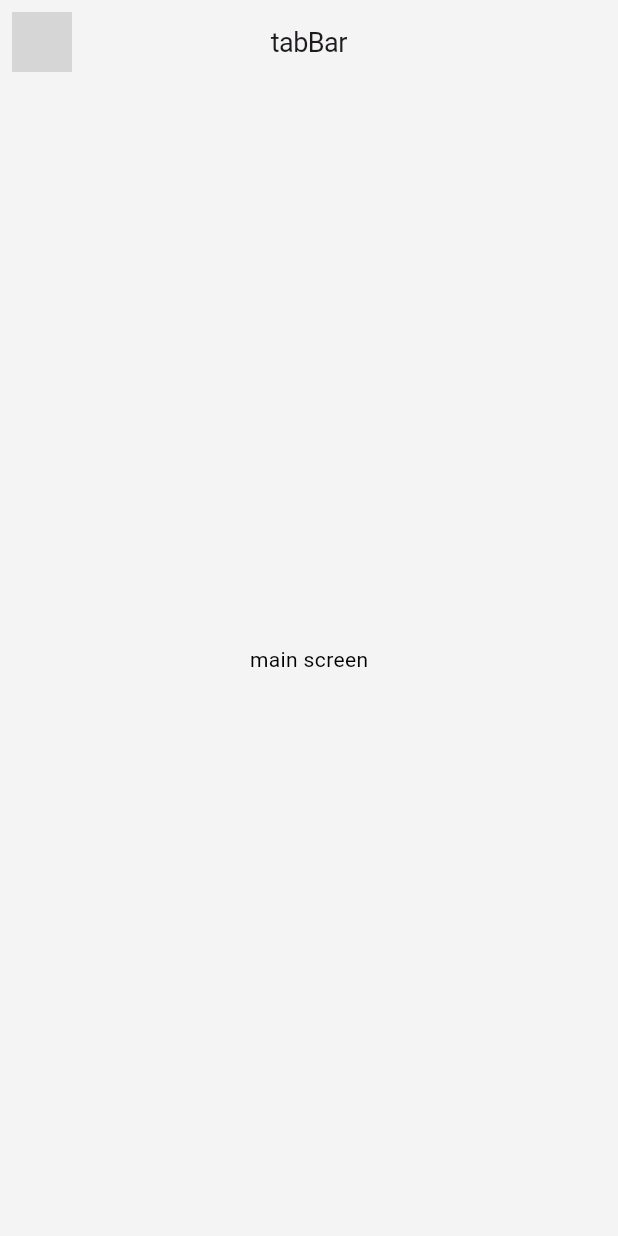
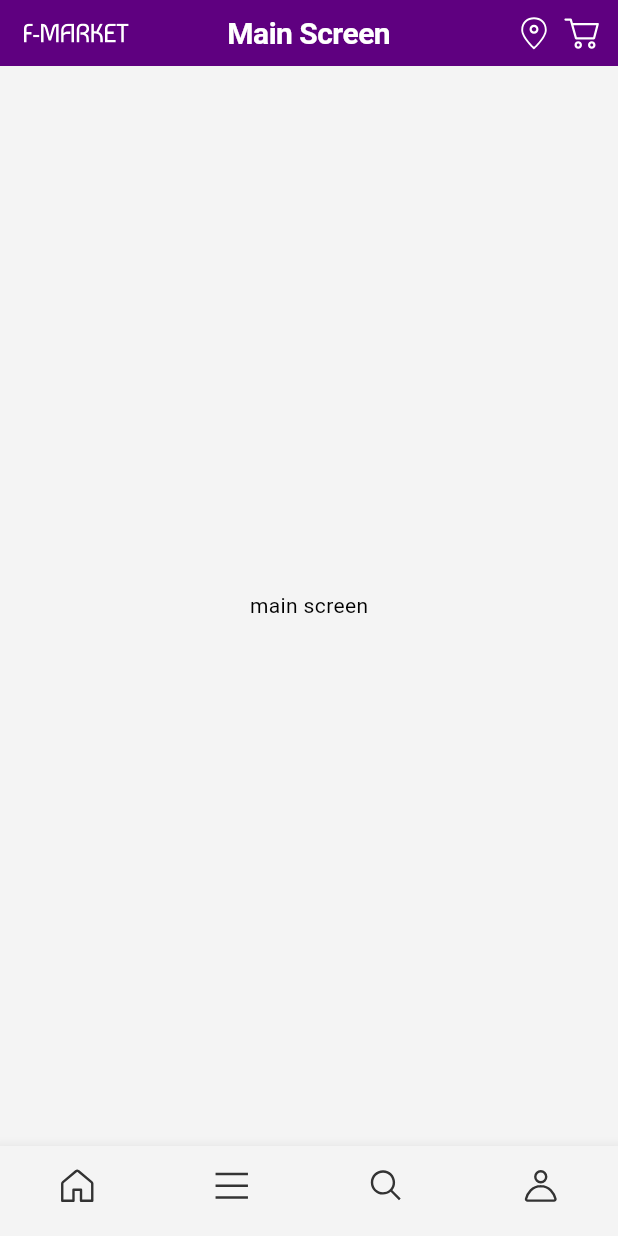
Before and after one commit to Joojinsung/flutter_ecommerce, a Flutter app: the screen it shows after launch, on a phone screen of 412 x 824 dp. Run offline on Flutter 3.47's test engine with Material 3 defaults, Android fonts, the phone set to English and light mode, and no system bars; our stand-ins replace flutter_svg, go_router; Roboto replaces fonts that are missing (Pretendard); grey boxes are pictures that could not be loaded.

Commit message:
appbar, bottmbar 작업

```diff
--- a/lib/presentation/main/main_screen.dart
+++ b/lib/presentation/main/main_screen.dart
@@ -1,22 +1,91 @@
 import 'package:flutter/material.dart';
 import 'package:flutter_svg/flutter_svg.dart';
 
+import '../../core/theme/constant/app_colors.dart';
 import '../../core/theme/constant/app_icons.dart';
 
+class MainScreen extends StatefulWidget {
+  const MainScreen({super.key});
 
-class MainScreen extends StatelessWidget {
-  const MainScreen({super.key});
+  @override
+  State<MainScreen> createState() => _MainScreenState();
+}
+
+class _MainScreenState extends State<MainScreen> {
+  int _selectedSegment = 0;
 
   @override
   Widget build(BuildContext context) {
     return Scaffold(
-      appBar: AppBar(
-        centerTitle: true,
-        title: Text("tabBar"),
-        leading: IconButton(
-          onPressed:(){}, icon: SvgPicture.asset(AppIcons.mainLogo),),
+      appBar: PreferredSize(
+        preferredSize: Size.fromHeight(44),
+        child: Container(
+          color: Theme.of(context).colorScheme.primary,
+          padding: const EdgeInsets.symmetric(vertical: 6.0, horizontal: 8),
+          child: AppBar(
+            backgroundColor: Colors.transparent,
+            centerTitle: true,
+            leadingWidth: 86,
+            leading: Padding(
+              padding: const EdgeInsets.all(8.0),
+              child: SvgPicture.asset(AppIcons.mainLogo),
+            ),
+            title: Text(
+              "Main Screen",
+              style: TextStyle(
+                color: AppColors.onPrimary,
+                fontSize: 20,
+                fontWeight: FontWeight.bold,
+              ),
+            ),
+            actions: [
+              Padding(
+                padding: const EdgeInsets.all(4.0),
+                child: SvgPicture.asset(
+                  colorFilter: ColorFilter.mode(
+                      Theme.of(context).colorScheme.background,
+                      BlendMode.srcIn),
+                  AppIcons.location,
+                ),
+              ),
+              Padding(
+                padding: const EdgeInsets.all(4.0),
+                child: SvgPicture.asset(
+                  colorFilter: ColorFilter.mode(
+                      Theme.of(context).colorScheme.background,
+                      BlendMode.srcIn),
+                  AppIcons.cart,
+                ),
+              ),
+            ],
+          ),
+        ),
       ),
       body: Center(child: Text("main screen")),
+
+      bottomNavigationBar: BottomNavigationBar(
+        showUnselectedLabels: false,
+        showSelectedLabels: false,
+        type: BottomNavigationBarType.fixed,
+        items: [
+          BottomNavigationBarItem(
+            icon: SvgPicture.asset(AppIcons.navHome),
+            label: "navHome",
+          ),
+          BottomNavigationBarItem(
+            icon: SvgPicture.asset(AppIcons.navCategory),
+            label: "navCategory",
+          ),
+          BottomNavigationBarItem(
+            icon: SvgPicture.asset(AppIcons.navSearch),
+            label: "navSearch",
+          ),
+          BottomNavigationBarItem(
+            icon: SvgPicture.asset(AppIcons.navUser),
+            label: "navUser",
+          ),
+        ],
+      ),
     );
   }
 }
--- a/pubspec.yaml
+++ b/pubspec.yaml
@@ -22,3 +22,5 @@ dev_dependencies:
 
 flutter:
   uses-material-design: true
+  assets:
+    - assets/svg/
```
